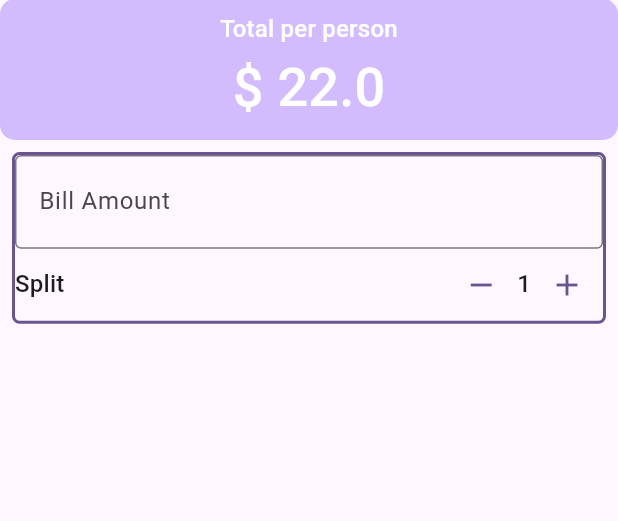
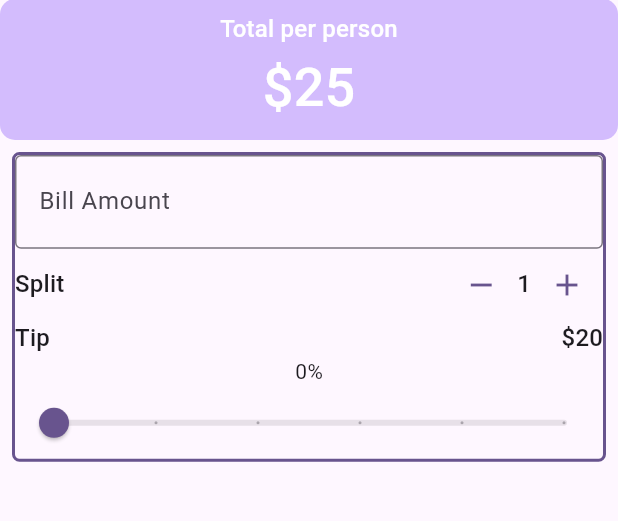
Before and after one commit to Oreoluwa199/flutter_application_2, a Flutter app: the screen it shows after launch, on a phone screen of 412 x 824 dp, the part 85-606 px from its top. Run offline on Flutter 3.47's test engine with Material 2 defaults, Android fonts, the phone set to English and light mode, and no system bars.

Commit message:
first commit

```diff
--- a/lib/main.dart
+++ b/lib/main.dart
@@ -29,6 +29,8 @@ class UTip extends StatefulWidget {
 
 class _UTipState extends State<UTip> {
   int _personCount = 1;
+
+  double _tipPercentage = 0.0;
   // Methods
   void increment() {
     setState(() {
@@ -72,7 +74,7 @@ class _UTipState extends State<UTip> {
               children: [
                 Text('Total per person',
                     style: style.copyWith(color: theme.colorScheme.onPrimary)),
-                Text('\$ 22.0',
+                Text('\$25',
                     style: style.copyWith(
                         color: theme.colorScheme.onPrimary,
                         fontSize: theme.textTheme.displaySmall?.fontSize)),
@@ -123,6 +125,33 @@ class _UTipState extends State<UTip> {
                         ],
                       )
                     ],
+                  ),
+                  Row(
+                    mainAxisAlignment: MainAxisAlignment.spaceBetween,
+                    children: [
+                      Text(
+                        'Tip',
+                        style: theme.textTheme.titleMedium,
+                      ),
+                      Text(
+                        '\$20',
+                        style: theme.textTheme.titleMedium,
+                      )
+                    ],
+                  ),
+                  //slider text
+                  Text('${(_tipPercentage * 100).round()}%'),
+                  Slider(
+                    value: _tipPercentage,
+                    onChanged: (value) {
+                      setState(() {
+                        _tipPercentage = value;
+                      });
+                    },
+                    min: 0,
+                    max: 0.5,
+                    divisions: 5,
+                    label: '${(_tipPercentage * 100).round()}%',
                   )
                 ],
               ),
```
